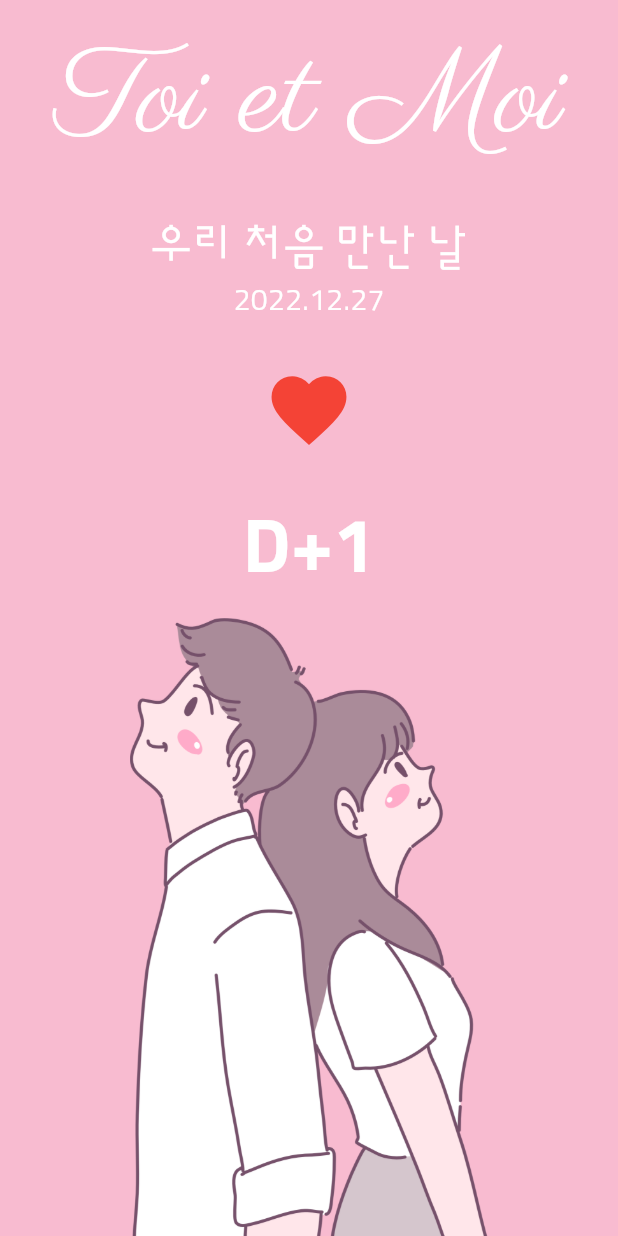
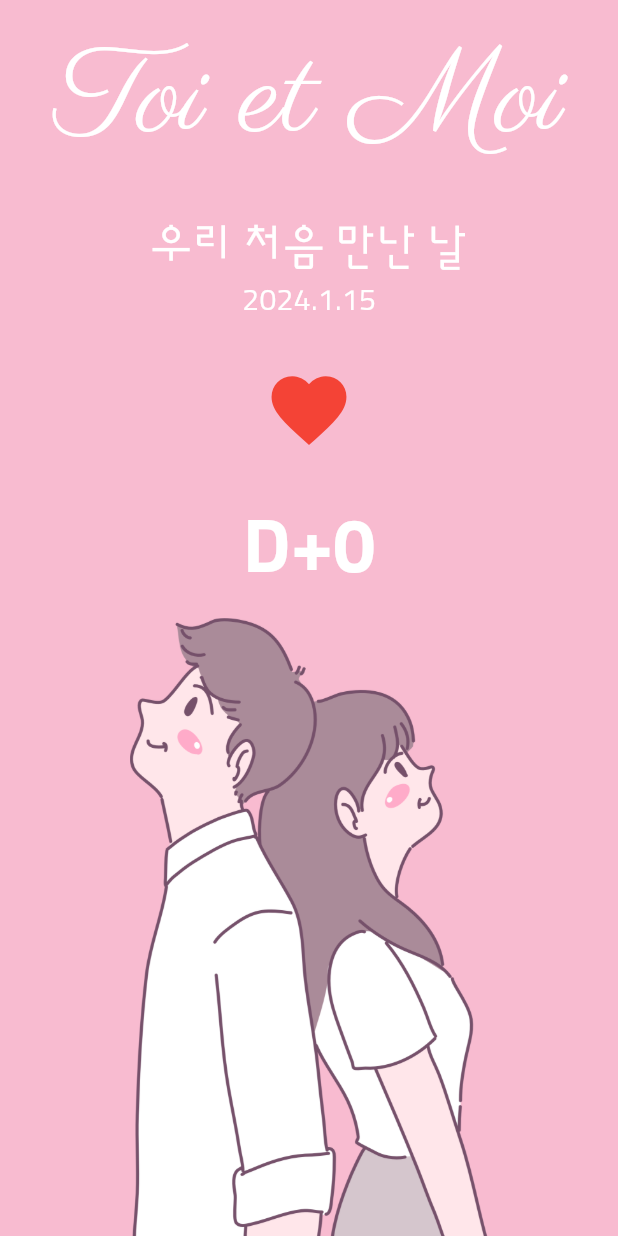
Before and after one commit to emthrology/flutter_the_day_after, a Flutter app: the screen it shows after launch, on a phone screen of 412 x 824 dp. Run offline on Flutter 3.47's test engine with Material 3 defaults, Android fonts, the phone set to English and light mode, and no system bars.

```diff
--- a/lib/screen/home_screen.dart
+++ b/lib/screen/home_screen.dart
@@ -28,11 +28,23 @@ class _HomeScreenState extends State<HomeScreen> {
   }
 }
 
-class _TopPart extends StatelessWidget {
+class _TopPart extends StatefulWidget {
   const _TopPart({super.key});
 
   @override
+  State<_TopPart> createState() => _TopPartState();
+}
+
+class _TopPartState extends State<_TopPart> {
+  DateTime selectedDate = DateTime(
+    DateTime.now().year,
+    DateTime.now().month,
+    DateTime.now().day,
+  );
+
+  @override
   Widget build(BuildContext context) {
+    final now = DateTime.now();
     return Expanded(
       child: Column(
         mainAxisAlignment: MainAxisAlignment.spaceAround,
@@ -55,7 +67,7 @@ class _TopPart extends StatelessWidget {
                     fontSize: 30.0),
               ),
               Text(
-                '2022.12.27',
+                '${selectedDate.year}.${selectedDate.month}.${selectedDate.day}',
                 style: TextStyle(
                     color: Colors.white,
                     fontFamily: 'sunflower',
@@ -70,7 +82,27 @@ class _TopPart extends StatelessWidget {
                 context: context,
                 barrierDismissible: true, //backdropClick 시 닫히는 기능
                 builder: (BuildContext context) {
-                  return _DateSelector();
+                  return Align(
+                    alignment: Alignment.bottomCenter,
+                    child: Container(
+                      color: Colors.white,
+                      height: 300.0,
+                      child: CupertinoDatePicker(
+                          onDateTimeChanged: (DateTime date) {
+                            setState(() {
+                              selectedDate = date;
+                            });
+                          },
+                          initialDateTime: selectedDate,
+                          maximumDate: DateTime(
+                            now.year,
+                            now.month,
+                            now.day
+                          ),
+                          mode: CupertinoDatePickerMode.date
+                      ),
+                    ),
+                  );
                 },
               );
             },
@@ -80,7 +112,13 @@ class _TopPart extends StatelessWidget {
             ),
           ),
           Text(
-            'D+1',
+            'D+${
+              DateTime(
+                now.year,
+                now.month,
+                now.day
+              ).difference(selectedDate).inDays
+            }',
             style: TextStyle(
                 color: Colors.white,
                 fontFamily: 'sunflower',
@@ -105,25 +143,3 @@ class _BottomPart extends StatelessWidget {
     );
   }
 }
-
-class _DateSelector extends StatelessWidget {
-  const _DateSelector({super.key});
-
-  @override
-  Widget build(BuildContext context) {
-    //정렬 기준점을 만드는 widget: Align
-    return Align(
-      alignment: Alignment.bottomCenter,
-      child: Container(
-        color: Colors.white,
-        height: 300.0,
-        child: CupertinoDatePicker(
-          onDateTimeChanged: (DateTime date) {
-            print(date);
-          },
-          mode: CupertinoDatePickerMode.date
-        ),
-      ),
-    );
-  }
-}
```
